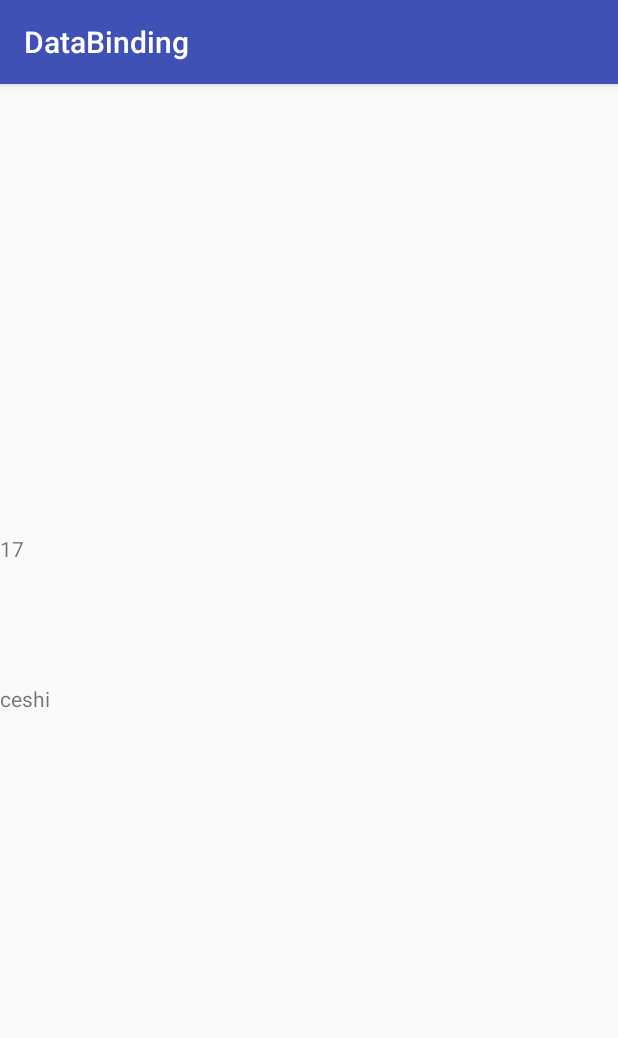
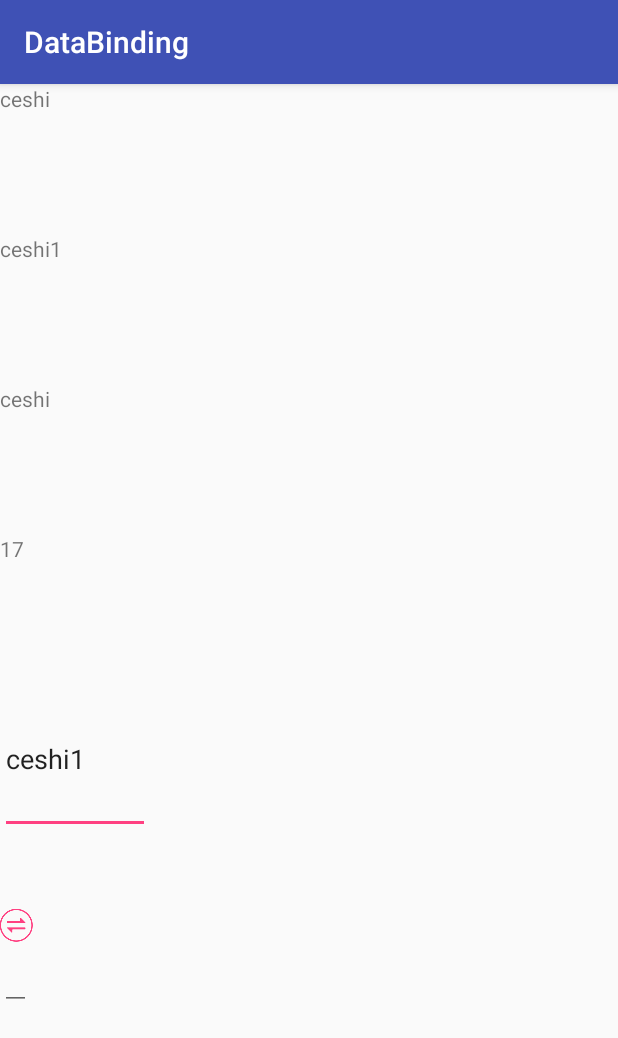
Before and after one commit to susanwss/DataBinding, an Android app: the screen it shows after launch (MainActivity), on a phone screen of 412 x 824 dp. Shown: the top 1038 px of the screen. Run offline under Robolectric (Android 15) with nearby library versions, the phone set to English and light mode, and no system bars; our stand-ins replace data binding; 8 statements that could not run were skipped.

Commit message:
databinding双向绑定

```diff
--- a/app/build.gradle
+++ b/app/build.gradle
@@ -2,11 +2,11 @@ apply plugin: 'com.android.application'
 
 android {
     compileSdkVersion 23
-    buildToolsVersion "24.0.0"
+    buildToolsVersion "23.0.3"
 
     defaultConfig {
         applicationId "com.souban.databinding"
-        minSdkVersion 11
+        minSdkVersion 21
         targetSdkVersion 23
         versionCode 1
         versionName "1.0"
@@ -26,4 +26,6 @@ dependencies {
     compile fileTree(dir: 'libs', include: ['*.jar'])
     testCompile 'junit:junit:4.12'
     compile 'com.android.support:appcompat-v7:23.4.0'
+    compile 'com.android.support:support-v4:23.4.0'
+    compile 'com.android.support:design:23.4.0'
 }
--- a/app/src/main/AndroidManifest.xml
+++ b/app/src/main/AndroidManifest.xml
@@ -15,6 +15,7 @@
                 <category android:name="android.intent.category.LAUNCHER" />
             </intent-filter>
         </activity>
+        <activity android:name=".RecyclerViewActivity"></activity>
     </application>
 
 </manifest>
--- a/app/src/main/java/com/souban/databinding/MainActivity.java
+++ b/app/src/main/java/com/souban/databinding/MainActivity.java
@@ -1,8 +1,8 @@
 package com.souban.databinding;
 
+import android.content.Intent;
 import android.databinding.DataBindingUtil;
 import android.databinding.ObservableArrayList;
-import android.databinding.ObservableArrayMap;
 import android.databinding.ObservableMap;
 import android.os.Bundle;
 import android.support.v7.app.AppCompatActivity;
@@ -14,6 +14,7 @@ import com.souban.databinding.databinding.ActivityMainBinding;
 
 public class MainActivity extends AppCompatActivity implements ClickClass {
     private ActivityMainBinding dataBinding;
+    private User user;
 
     @Override
     protected void onCreate(Bundle savedInstanceState) {
@@ -21,10 +22,9 @@ public class MainActivity extends AppCompatActivity implements ClickClass {
         dataBinding = DataBindingUtil.setContentView(this, R.layout.activity_main);
         dataBinding.setPresenter(this);
         dataBinding.setName("ceshi");
-        ObservableArrayMap<String, Object> user = new ObservableArrayMap<>();
-        user.put("firstName", "Wang");
-        user.put("lastName", "S");
-        user.put("age", "17");
+        user = new User();
+        user.setFirstName("ceshi ");
+        user.setLastName("ceshi1");
         dataBinding.setUser(user);
         ObservableArrayList<Object> user1 = new ObservableArrayList<>();
         user1.add("Wang");
@@ -37,7 +37,8 @@ public class MainActivity extends AppCompatActivity implements ClickClass {
     public void onContainerClick(View view) {
         switch (view.getId()) {
             case R.id.text:
-                Toast.makeText(MainActivity.this, "1", Toast.LENGTH_SHORT).show();
+                Toast.makeText(MainActivity.this, user.getLastName(), Toast.LENGTH_SHORT).show();
+                startActivity(new Intent(this, RecyclerViewActivity.class));
                 break;
             case R.id.text1:
                 Toast.makeText(MainActivity.this, "2", Toast.LENGTH_SHORT).show();
--- /dev/null
+++ b/app/src/main/res/drawable/btn_blue_white_text_selector.xml
@@ -0,0 +1,5 @@
+<?xml version="1.0" encoding="utf-8"?>
+<selector xmlns:android="http://schemas.android.com/apk/res/android">
+    <item android:color="@color/colorAccent" android:state_checked="true" />
+    <item android:color="@color/colorPrimary" android:state_checked="false" />
+</selector>
--- a/app/src/main/res/layout/activity_main.xml
+++ b/app/src/main/res/layout/activity_main.xml
@@ -19,7 +19,7 @@
 
         <variable
             name="user"
-            type="ObservableMap&lt;String, Object>" />
+            type="com.souban.databinding.User" />
 
         <import type="android.databinding.ObservableArrayList" />
 
@@ -38,28 +38,34 @@
             android:layout_width="100dp"
             android:layout_height="100dp"
             android:onClick="@{presenter.onContainerClick}"
-            android:text='@{user["firstName"]}' />
+            android:text='@{user.firstName}' />
 
         <TextView
             android:id="@+id/text1"
             android:layout_width="100dp"
             android:layout_height="100dp"
             android:onClick="@{presenter.onContainerClick}"
-            android:text='@{user["lastName"]}' />
+            android:text='@{user.lastName}' />
 
         <TextView
             android:id="@+id/text2"
             android:layout_width="100dp"
             android:layout_height="100dp"
             android:onClick="@{presenter.onContainerClick}"
-            android:text='@{String.valueOf(user["age"])}' />
+            android:text="ceshi" />
 
         <TextView
             android:id="@+id/text3"
             android:layout_width="100dp"
             android:layout_height="100dp"
-            android:onClick="@{(view) -> presenter.onItemClick(view, user)}"
             android:text='@{String.valueOf(user1[2])}' />
+
+        <!--双向绑定-->
+        <EditText
+            android:id="@+id/edit_text"
+            android:layout_width="100dp"
+            android:layout_height="100dp"
+            android:text="@={user.lastName}" />
 
         <include
             layout="@layout/item_list_room"
--- a/app/src/main/res/layout/item_list_room.xml
+++ b/app/src/main/res/layout/item_list_room.xml
@@ -6,6 +6,14 @@
         <variable
             name="name"
             type="String" />
+
+        <variable
+            name="item"
+            type="com.souban.databinding.User" />
+
+        <variable
+            name="presenter"
+            type="com.souban.databinding.ClickClass" />
     </data>
 
     <LinearLayout
@@ -15,8 +23,20 @@
 
         <TextView
             android:layout_width="wrap_content"
+            android:layout_height="50dp"
+            android:text="@{item.firstName}" />
+
+        <ImageView
+            android:id="@+id/icon"
+            android:layout_width="wrap_content"
             android:layout_height="wrap_content"
-            android:text="@{name}" />
+            android:onClick="@{presenter.onContainerClick}"
+            android:src="@mipmap/icon_change"
+            android:tint="@color/colorAccent" />
+
+        <EditText
+            android:layout_width="wrap_content"
+            android:layout_height="wrap_content" />
     </LinearLayout>
 
 </layout>
--- /dev/null
+++ b/app/src/main/res/values/attrs.xml
@@ -0,0 +1,6 @@
+<?xml version="1.0" encoding="utf-8"?>
+<resources>
+    <declare-styleable name="text">
+        <attr name="url" format="string" />
+    </declare-styleable>
+</resources>
```
Also changed, not shown: app/src/main/java/com/souban/databinding/BindViewHolder.java (added, +20 -0 lines), app/src/main/java/com/souban/databinding/RecyclerViewActivity.java (added, +41 -0 lines), app/src/main/java/com/souban/databinding/RecyclerViewAdapter.java (added, +55 -0 lines), app/src/main/res/layout/activity_recycler_view.xml (added, +12 -0 lines), app/src/main/res/mipmap-xxhdpi/icon_change.png (added).
